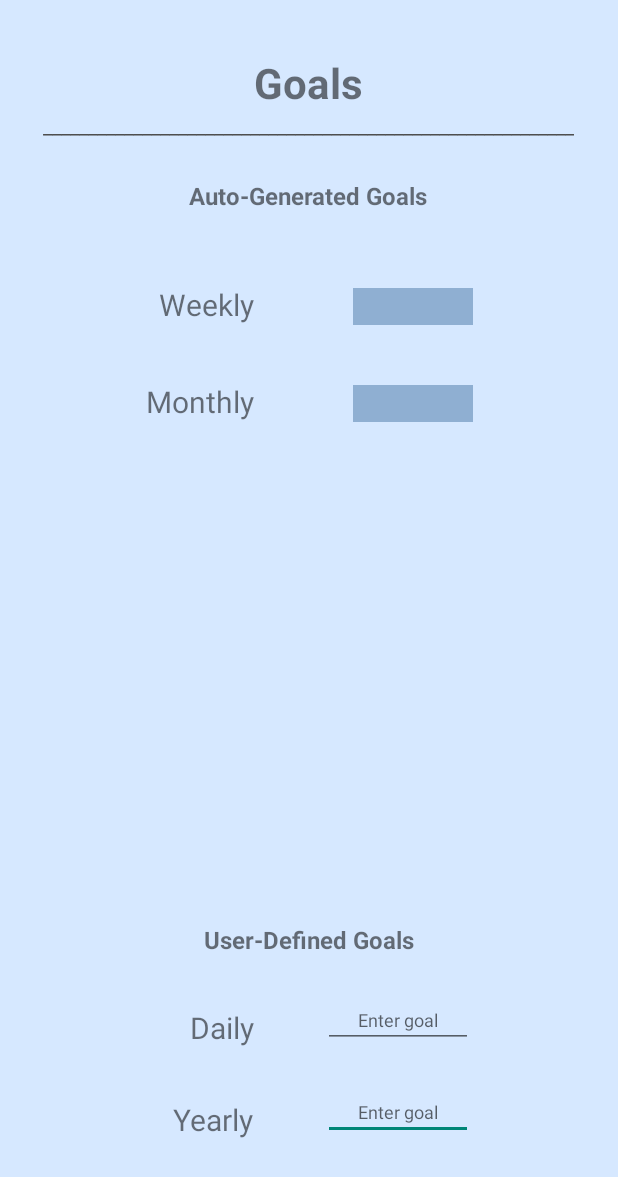
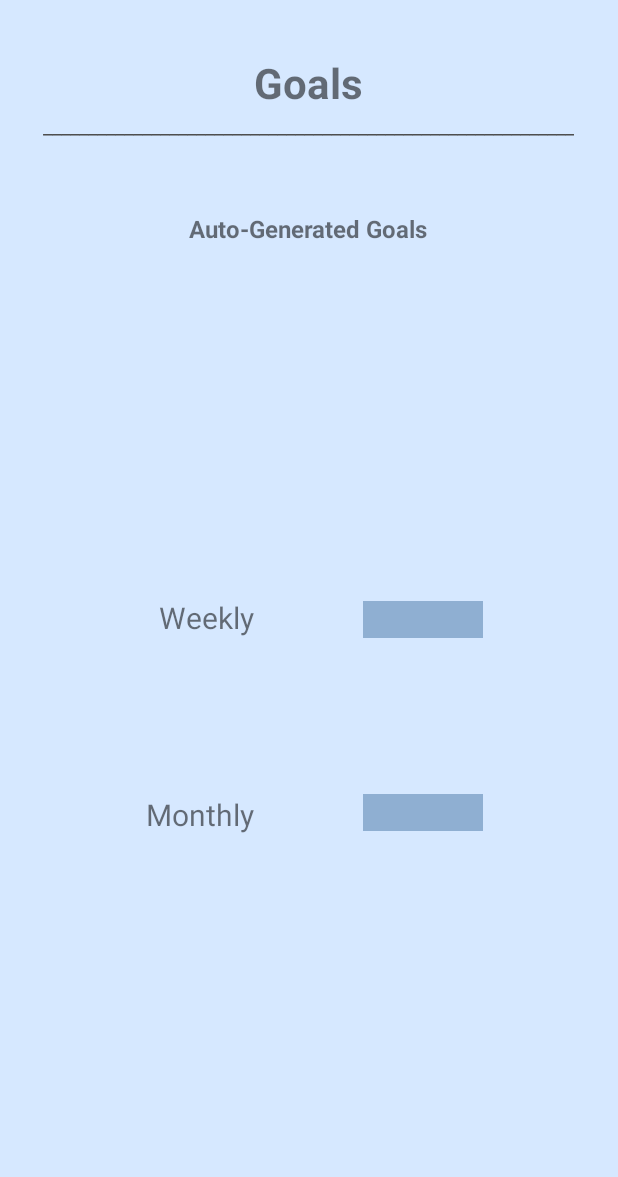
Before and after one commit to jdbaudean/CMSC495-running-app, an Android app: the layout fragment_goals.xml on its own in the app's theme, with its tools: preview values and no code run, on a phone screen of 412 x 824 dp. Shown: the top 1177 px of the screen. Run offline under Robolectric (Android 15) with nearby library versions, the phone set to English and light mode, and no system bars.

Commit message:
remove equip from enterRun, delete User-Gen Goals
Commented out equipment selection from enterRun fragment XML. Deleted
user-generated goals from goals fragment XML

```diff
--- a/RunLogProject/RunLog/src/main/res/layout/fragment_enterrun.xml
+++ b/RunLogProject/RunLog/src/main/res/layout/fragment_enterrun.xml
@@ -21,10 +21,10 @@
         android:layout_height="wrap_content"
         android:text="Run Date"
         android:id="@+id/enterRun_date"
-        android:layout_marginTop="52dp"
         android:textSize="20dp"
-        android:layout_below="@+id/enterRun_separator"
-        android:layout_alignRight="@+id/enterRun_distance" />
+        android:layout_above="@+id/enterRun_distance_val"
+        android:layout_alignRight="@+id/enterRun_distance"
+        android:layout_marginBottom="62dp" />
 
     <TextView
         android:layout_width="wrap_content"
@@ -32,8 +32,8 @@
         android:text="Total Distance"
         android:id="@+id/enterRun_distance"
         android:textSize="20dp"
-        android:layout_alignBottom="@+id/enterRun_distance_val"
-        android:layout_alignRight="@+id/enterRun_duration" />
+        android:layout_centerVertical="true"
+        android:layout_toLeftOf="@+id/enterRun_button_submit" />
 
     <TextView
         android:layout_width="wrap_content"
@@ -41,20 +41,9 @@
         android:text="Total Duration"
         android:id="@+id/enterRun_duration"
         android:textSize="20dp"
-        android:layout_above="@+id/enterRun_equipUsed"
-        android:layout_alignRight="@+id/enterRun_equipUsed"
-        android:layout_marginBottom="43dp" />
-
-    <TextView
-        android:layout_width="wrap_content"
-        android:layout_height="wrap_content"
-        android:text="Equipment Used"
-        android:id="@+id/enterRun_equipUsed"
-        android:textSize="20dp"
-        android:layout_marginLeft="29dp"
+        android:layout_marginBottom="56dp"
         android:layout_above="@+id/enterRun_button_submit"
-        android:layout_alignParentLeft="true"
-        android:layout_marginBottom="52dp" />
+        android:layout_toLeftOf="@+id/enterRun_button_submit" />
 
     <Button
         style="?android:attr/buttonStyleSmall"
@@ -88,10 +77,8 @@
         android:id="@+id/enterRun_distance_val"
         android:hint="XX.XX"
         android:gravity="center_horizontal"
-        android:layout_above="@+id/enterRun_duration_val"
-        android:layout_marginBottom="33dp"
-        android:layout_alignLeft="@+id/enterRun_date_val"
-        android:layout_alignRight="@+id/enterRun_date_val" />
+        android:layout_alignBottom="@+id/enterRun_distance"
+        android:layout_alignLeft="@+id/enterRun_date_val" />
 
     <EditText
         android:layout_width="wrap_content"
@@ -113,6 +100,17 @@
         android:textColor="#4e4e4e"
         android:layout_below="@+id/enterRun_title"
         android:layout_alignParentLeft="true" />
+<!--
+    <TextView
+        android:layout_width="wrap_content"
+        android:layout_height="wrap_content"
+        android:text="Equipment Used"
+        android:id="@+id/enterRun_equipUsed"
+        android:textSize="20dp"
+        android:layout_marginLeft="29dp"
+        android:layout_above="@+id/enterRun_button_submit"
+        android:layout_alignParentLeft="true"
+        android:layout_marginBottom="52dp" />
 
     <Spinner
         android:layout_width="wrap_content"
@@ -120,5 +118,5 @@
         android:id="@+id/enterRun_equipUsed_spinner"
         android:layout_below="@+id/enterRun_duration"
         android:layout_toRightOf="@+id/enterRun_button_submit" />
-
+-->>
 </RelativeLayout>
--- a/RunLogProject/RunLog/src/main/res/layout/fragment_goals.xml
+++ b/RunLogProject/RunLog/src/main/res/layout/fragment_goals.xml
@@ -16,20 +16,6 @@
         android:layout_alignParentTop="true"
         android:layout_centerHorizontal="true" />
 
-    <EditText
-        android:layout_width="wrap_content"
-        android:layout_height="wrap_content"
-        android:id="@+id/goals_yearly_val"
-        android:textSize="12dp"
-        android:minWidth="100dp"
-        android:hint="Enter goal"
-        android:inputType="numberDecimal"
-        android:gravity="center_horizontal"
-        android:textColor="#a8a8a8"
-        android:layout_alignBottom="@+id/goals_yearly"
-        android:layout_alignLeft="@+id/goals_daily_val"
-        android:layout_alignRight="@+id/goals_daily_val" />
-
     <TextView
         android:layout_width="wrap_content"
         android:layout_height="wrap_content"
@@ -38,8 +24,8 @@
         android:minWidth="80dp"
         android:background="#8fafd2"
         android:gravity="center_horizontal"
-        android:layout_alignBottom="@+id/goals_monthly"
-        android:layout_alignRight="@+id/goals_daily_val" />
+        android:layout_alignTop="@+id/goals_monthly"
+        android:layout_alignLeft="@+id/goals_weekly_val" />
 
     <TextView
         android:layout_width="wrap_content"
@@ -49,33 +35,8 @@
         android:minWidth="80dp"
         android:background="#8fafd2"
         android:gravity="center_horizontal"
-        android:layout_above="@+id/goals_monthly"
-        android:layout_alignLeft="@+id/goals_monthly_val"
-        android:layout_alignRight="@+id/goals_monthly_val" />
-
-    <EditText
-        android:layout_width="wrap_content"
-        android:layout_height="wrap_content"
-        android:id="@+id/goals_daily_val"
-        android:textSize="12dp"
-        android:minWidth="100dp"
-        android:hint="Enter goal"
-        android:inputType="numberDecimal"
-        android:gravity="center_horizontal"
-        android:textColor="#a8a8a8"
-        android:layout_alignBottom="@+id/goals_daily"
-        android:layout_toRightOf="@+id/goals_monthly"
-        android:layout_marginLeft="46dp" />
-
-    <TextView
-        android:layout_width="wrap_content"
-        android:layout_height="wrap_content"
-        android:text="Yearly"
-        android:id="@+id/goals_yearly"
-        android:textSize="20dp"
-        android:layout_marginBottom="64dp"
-        android:layout_alignParentBottom="true"
-        android:layout_alignRight="@+id/goals_daily" />
+        android:layout_alignBottom="@+id/goals_weekly"
+        android:layout_toRightOf="@+id/goals_title" />
 
     <TextView
         android:layout_width="wrap_content"
@@ -83,7 +44,7 @@
         android:text="Monthly"
         android:id="@+id/goals_monthly"
         android:textSize="20dp"
-        android:layout_marginTop="37dp"
+        android:layout_marginTop="104dp"
         android:layout_below="@+id/goals_weekly"
         android:layout_alignRight="@+id/goals_weekly" />
 
@@ -93,19 +54,8 @@
         android:text="Weekly"
         android:id="@+id/goals_weekly"
         android:textSize="20dp"
-        android:layout_marginTop="48dp"
-        android:layout_below="@+id/goals_subtitle_auto"
+        android:layout_centerVertical="true"
         android:layout_toLeftOf="@+id/goals_title" />
-
-    <TextView
-        android:layout_width="wrap_content"
-        android:layout_height="wrap_content"
-        android:text="Daily"
-        android:id="@+id/goals_daily"
-        android:textSize="20dp"
-        android:layout_marginBottom="24dp"
-        android:layout_above="@+id/goals_yearly_val"
-        android:layout_alignRight="@+id/goals_weekly" />
 
 
     <TextView
@@ -124,19 +74,8 @@
         android:id="@+id/goals_subtitle_auto"
         android:textSize="16dp"
         android:textStyle="bold"
-        android:layout_marginTop="26dp"
+        android:layout_marginTop="48dp"
         android:layout_below="@+id/goals_separator"
         android:layout_centerHorizontal="true" />
 
-    <TextView
-        android:layout_width="wrap_content"
-        android:layout_height="wrap_content"
-        android:text="User-Defined Goals"
-        android:id="@+id/goals_subtitle_manual"
-        android:textSize="16dp"
-        android:textStyle="bold"
-        android:layout_marginBottom="24dp"
-        android:layout_above="@+id/goals_daily_val"
-        android:layout_centerHorizontal="true" />
-
 </RelativeLayout>
```
